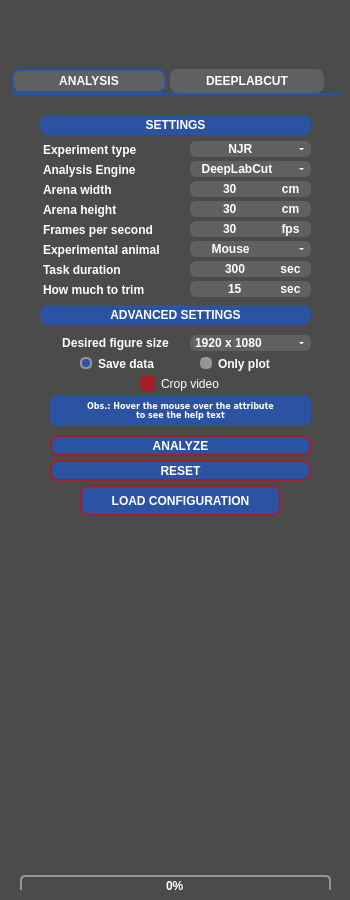
First picture: the form in behavython_gui.ui, repository mrdrzit/behavython, before the edit.
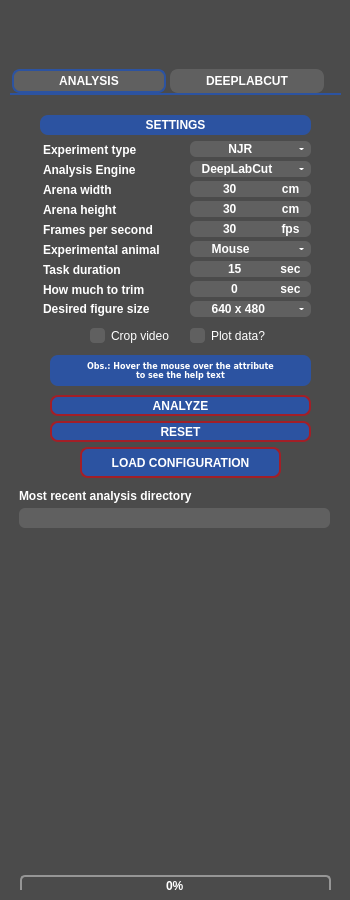
Second picture: the form after the edit. Icons and pictures are not drawn.

```diff
--- a/behavython_gui.ui
+++ b/behavython_gui.ui
@@ -254,52 +254,11 @@
       <set>Qt::AlignLeading|Qt::AlignLeft|Qt::AlignVCenter</set>
      </property>
     </widget>
-    <widget class="QRadioButton" name="save_button">
-     <property name="geometry">
-      <rect>
-       <x>70</x>
-       <y>260</y>
-       <width>91</width>
-       <height>17</height>
-      </rect>
-     </property>
-     <property name="styleSheet">
-      <string notr="true">QRadioButton{color:#FFFFFF;font:7pt&quot;DejaVu Sans&quot;;font-weight:bold;}QRadioButton::indicator::checked{border:2px solid #969696;border-radius:5px;background-color:#2C53A1;width:8px;height:8px;}QRadioButton::indicator::unchecked{border:2px solid #969696;border-radius:5px;background-color:#969696;width:8px;height:8px;}</string>
-     </property>
-     <property name="text">
-      <string>Save data</string>
-     </property>
-     <property name="checked">
-      <bool>true</bool>
-     </property>
-     <property name="autoExclusive">
-      <bool>true</bool>
-     </property>
-    </widget>
-    <widget class="QRadioButton" name="only_plot_button">
-     <property name="geometry">
-      <rect>
-       <x>190</x>
-       <y>260</y>
-       <width>81</width>
-       <height>17</height>
-      </rect>
-     </property>
-     <property name="styleSheet">
-      <string notr="true">QRadioButton{color:#FFFFFF;font:7pt&quot;DejaVu Sans&quot;;font-weight:bold;}QRadioButton::indicator::checked{border:2px solid #969696;border-radius:5px;background-color:#2C53A1;width:8px;height:8px;}QRadioButton::indicator::unchecked{border:2px solid #969696;border-radius:5px;background-color:#969696;width:8px;height:8px;}</string>
-     </property>
-     <property name="text">
-      <string>Only plot</string>
-     </property>
-     <property name="checked">
-      <bool>false</bool>
-     </property>
-    </widget>
     <widget class="QLabel" name="label_13">
      <property name="geometry">
       <rect>
        <x>40</x>
-       <y>300</y>
+       <y>260</y>
        <width>261</width>
        <height>31</height>
       </rect>
@@ -418,7 +377,7 @@
       <string notr="true">QLineEdit{border:#969696;background-color:#606060;border-bottom-left-radius:6px;border-top-left-radius:6px;color:#FFFFFF;font:7pt&quot;DejaVu Sans&quot;;font-weight:bold;border-bottom-right-radius:6px;border-top-right-radius:6px}</string>
      </property>
      <property name="text">
-      <string notr="true">300</string>
+      <string notr="true">15</string>
      </property>
      <property name="alignment">
       <set>Qt::AlignCenter</set>
@@ -447,7 +406,7 @@
      <property name="geometry">
       <rect>
        <x>40</x>
-       <y>365</y>
+       <y>326</y>
        <width>261</width>
        <height>21</height>
       </rect>
@@ -554,7 +513,7 @@
      <property name="geometry">
       <rect>
        <x>70</x>
-       <y>390</y>
+       <y>352</y>
        <width>201</width>
        <height>31</height>
       </rect>
@@ -572,8 +531,8 @@
     <widget class="QCheckBox" name="crop_video_checkbox">
      <property name="geometry">
       <rect>
-       <x>130</x>
-       <y>280</y>
+       <x>80</x>
+       <y>232</y>
        <width>88</width>
        <height>17</height>
       </rect>
@@ -585,26 +544,7 @@
       <string>Crop video</string>
      </property>
      <property name="checked">
-      <bool>true</bool>
-     </property>
-    </widget>
-    <widget class="QLabel" name="label_14">
-     <property name="geometry">
-      <rect>
-       <x>30</x>
-       <y>210</y>
-       <width>271</width>
-       <height>20</height>
-      </rect>
-     </property>
-     <property name="styleSheet">
-      <string notr="true">QLabel{border:#969696;background-color:#2C53A1;border-radius:8px;color:#FFFFFF;font:7pt&quot;DejaVu Sans&quot;;font-weight:bold;}</string>
-     </property>
-     <property name="text">
-      <string notr="true">ADVANCED SETTINGS</string>
-     </property>
-     <property name="alignment">
-      <set>Qt::AlignCenter</set>
+      <bool>false</bool>
      </property>
     </widget>
     <widget class="QLabel" name="label_16">
@@ -783,7 +723,7 @@
       <string notr="true">QLineEdit{border:#969696;background-color:#606060;border-bottom-left-radius:6px;border-top-left-radius:6px;color:#FFFFFF;font:7pt&quot;DejaVu Sans&quot;;font-weight:bold;border-bottom-right-radius:6px;border-top-right-radius:6px}</string>
      </property>
      <property name="text">
-      <string notr="true">15</string>
+      <string notr="true">0</string>
      </property>
      <property name="alignment">
       <set>Qt::AlignCenter</set>
@@ -793,7 +733,7 @@
      <property name="geometry">
       <rect>
        <x>180</x>
-       <y>240</y>
+       <y>206</y>
        <width>121</width>
        <height>16</height>
       </rect>
@@ -817,17 +757,17 @@
       <string notr="true">QComboBox{color:#FFFFFF;font:7pt&quot;DejaVu Sans&quot;;font-weight:bold;background-color:#606060;border:0px;border-radius:6px;}QListView{color:#FFFFFF;font:8pt&quot;Century Gothic&quot;;font-weight:bold;background-color:#969696;border:0px;}QListView{color:#FFFFFF;font:7pt&quot;DejaVu Sans&quot;;font-weight:bold;background-color:#606060;border:0px;border-radius:6px;}QComboBox::drop-down{width:20px;border:5px;}QComboBox::down-arrow{border-left:2px solid none;border-right:2px solid none;border-top:2px solid #FFFFFF;width:0.5px;height:1px;border-radius:2px;}QComboBox::down-arrow:hover{border-left:2px solid none;border-right:2px solid none;border-top:2px solid #A21F27;width:0.5px;height:1px;border-radius:2px;}QAbstractItemView{border:2px solid #969696;selection-background-color:#2C53A1;}</string>
      </property>
      <property name="currentText">
-      <string notr="true">1920 x 1080</string>
+      <string notr="true">     640 x 480</string>
      </property>
      <property name="currentIndex">
-      <number>2</number>
+      <number>0</number>
      </property>
      <property name="sizeAdjustPolicy">
       <enum>QComboBox::AdjustToContentsOnFirstShow</enum>
      </property>
      <item>
       <property name="text">
-       <string>  640 x 480</string>
+       <string>     640 x 480</string>
       </property>
      </item>
      <item>
@@ -837,7 +777,7 @@
      </item>
      <item>
       <property name="text">
-       <string>1920 x 1080</string>
+       <string>   1920 x 1080</string>
       </property>
      </item>
      <item>
@@ -850,9 +790,9 @@
      <property name="geometry">
       <rect>
        <x>15</x>
-       <y>430</y>
+       <y>460</y>
        <width>301</width>
-       <height>341</height>
+       <height>311</height>
       </rect>
      </property>
      <property name="styleSheet">
@@ -900,10 +840,10 @@
     <widget class="QLabel" name="label_12">
      <property name="geometry">
       <rect>
-       <x>40</x>
-       <y>240</y>
-       <width>131</width>
-       <height>16</height>
+       <x>33</x>
+       <y>204</y>
+       <width>111</width>
+       <height>20</height>
       </rect>
      </property>
      <property name="toolTip">
@@ -916,14 +856,14 @@
       <string notr="true">Desired figure size</string>
      </property>
      <property name="alignment">
-      <set>Qt::AlignCenter</set>
+      <set>Qt::AlignLeading|Qt::AlignLeft|Qt::AlignVCenter</set>
      </property>
     </widget>
     <widget class="QPushButton" name="analysis_button">
      <property name="geometry">
       <rect>
        <x>40</x>
-       <y>340</y>
+       <y>300</y>
        <width>261</width>
        <height>21</height>
       </rect>
@@ -938,6 +878,111 @@
       <string notr="true">ANALYZE</string>
      </property>
     </widget>
+    <widget class="QLabel" name="config_path_2">
+     <property name="geometry">
+      <rect>
+       <x>9</x>
+       <y>393</y>
+       <width>200</width>
+       <height>16</height>
+      </rect>
+     </property>
+     <property name="sizePolicy">
+      <sizepolicy hsizetype="Fixed" vsizetype="Fixed">
+       <horstretch>0</horstretch>
+       <verstretch>0</verstretch>
+      </sizepolicy>
+     </property>
+     <property name="minimumSize">
+      <size>
+       <width>200</width>
+       <height>16</height>
+      </size>
+     </property>
+     <property name="maximumSize">
+      <size>
+       <width>200</width>
+       <height>16</height>
+      </size>
+     </property>
+     <property name="styleSheet">
+      <string notr="true">QLabel{color:#FFFFFF;font:7pt&quot;DejaVu Sans&quot;;font-weight:bold;}</string>
+     </property>
+     <property name="text">
+      <string notr="true">Most recent analysis directory</string>
+     </property>
+     <property name="alignment">
+      <set>Qt::AlignLeading|Qt::AlignLeft|Qt::AlignVCenter</set>
+     </property>
+    </widget>
+    <widget class="QLineEdit" name="recent_analysis_directory_lineedit">
+     <property name="enabled">
+      <bool>true</bool>
+     </property>
+     <property name="geometry">
+      <rect>
+       <x>9</x>
+       <y>413</y>
+       <width>311</width>
+       <height>20</height>
+      </rect>
+     </property>
+     <property name="minimumSize">
+      <size>
+       <width>285</width>
+       <height>0</height>
+      </size>
+     </property>
+     <property name="maximumSize">
+      <size>
+       <width>500</width>
+       <height>20</height>
+      </size>
+     </property>
+     <property name="mouseTracking">
+      <bool>false</bool>
+     </property>
+     <property name="styleSheet">
+      <string notr="true">QLineEdit{border:#969696;background-color:#606060;border-bottom-left-radius:6px;border-top-left-radius:6px;color:#FFFFFF;font:7pt&quot;DejaVu Sans&quot;;font-weight:bold;border-bottom-right-radius:6px;border-top-right-radius:6px}</string>
+     </property>
+     <property name="text">
+      <string notr="true"/>
+     </property>
+     <property name="frame">
+      <bool>false</bool>
+     </property>
+     <property name="cursorPosition">
+      <number>0</number>
+     </property>
+     <property name="alignment">
+      <set>Qt::AlignCenter</set>
+     </property>
+     <property name="readOnly">
+      <bool>true</bool>
+     </property>
+     <property name="placeholderText">
+      <string/>
+     </property>
+    </widget>
+    <widget class="QCheckBox" name="plot_data_checkbox">
+     <property name="geometry">
+      <rect>
+       <x>180</x>
+       <y>232</y>
+       <width>88</width>
+       <height>17</height>
+      </rect>
+     </property>
+     <property name="styleSheet">
+      <string notr="true">QCheckBox::indicator{width:15px;height:15px;background-color:#606060;border-radius:4px;}QCheckBox::indicator:checked{background-color:#A21F27;}</string>
+     </property>
+     <property name="text">
+      <string>Plot data?</string>
+     </property>
+     <property name="checked">
+      <bool>false</bool>
+     </property>
+    </widget>
     <zorder>type_combobox</zorder>
     <zorder>label_1</zorder>
     <zorder>label_3</zorder>
```
Left out of the diff: 33 changed lines with no effect on the pictures.
